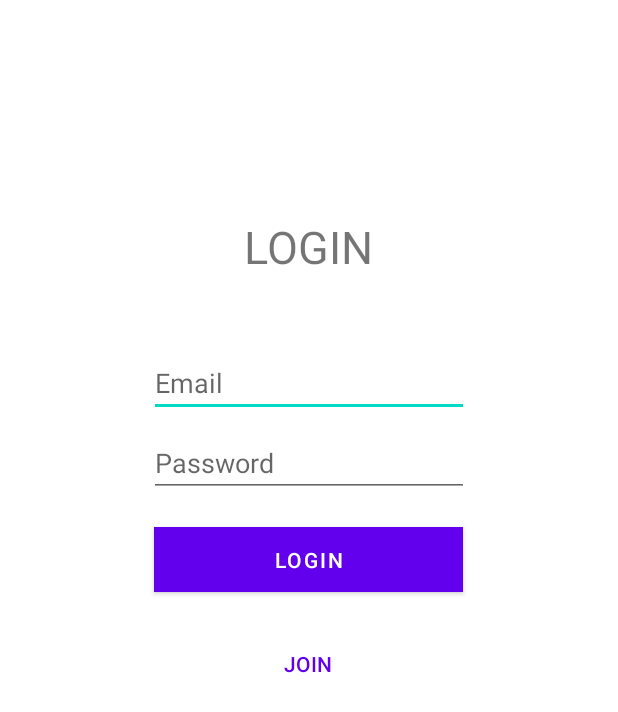
After one commit to ejmdenham/RatRace_1, an Android app: the LoginScreen screen opened directly, with no data from a screen before it, on a phone screen of 412 x 824 dp. The commit adds this screen. Shown: the top 712 px of the screen. Run offline under Robolectric (Android 15) with nearby library versions, the phone set to English and light mode, and no system bars; libraries missing offline, so code that uses them is left out: com.amplifyframework.auth, com.amplifyframework.core; Roboto replaces fonts that are not available here.

Commit message:
Implemented prototype login, signup

```diff
--- a/pRatRace/app/build.gradle
+++ b/pRatRace/app/build.gradle
@@ -44,6 +44,7 @@ dependencies {
     implementation 'androidx.lifecycle:lifecycle-viewmodel-ktx:2.4.0'
     implementation 'androidx.navigation:navigation-fragment:2.3.5'
     implementation 'androidx.navigation:navigation-ui:2.3.5'
+    implementation 'androidx.annotation:annotation:1.3.0'
     testImplementation 'junit:junit:4.13.2'
     androidTestImplementation 'androidx.test.ext:junit:1.1.3'
     androidTestImplementation 'androidx.test.espresso:espresso-core:3.4.0'
--- /dev/null
+++ b/pRatRace/app/src/main/java/Rat/Racer/LoginScreen.java
@@ -0,0 +1,52 @@
+package Rat.Racer;
+
+import androidx.appcompat.app.AppCompatActivity;
+
+import android.content.Intent;
+import android.os.Bundle;
+import android.view.View;
+import android.widget.EditText;
+import android.widget.Toast;
+
+import com.amplifyframework.auth.AuthException;
+import com.amplifyframework.auth.result.AuthSignInResult;
+import com.amplifyframework.core.Amplify;
+
+public class LoginScreen extends AppCompatActivity {
+
+    @Override
+    protected void onCreate(Bundle savedInstanceState) {
+        super.onCreate(savedInstanceState);
+        setContentView(R.layout.activity_login_screen);
+    }
+
+    public void onPressLogin(View view) {
+        EditText txtEmail = findViewById(R.id.txtEmail);
+        EditText txtPassword = findViewById(R.id.txtPassword);
+
+        Amplify.Auth.signIn(
+                txtEmail.getText().toString(),
+                txtPassword.getText().toString(),
+                this::onLoginSucces,
+                this::onLoginError
+        );
+    }
+
+    private void onLoginError(AuthException e) {
+        this.runOnUiThread(() -> {
+            Toast.makeText(getApplicationContext(),e.getMessage(), Toast.LENGTH_LONG)
+                .show();
+        });
+    }
+
+    private void onLoginSucces(AuthSignInResult authSignInResult) {
+        Intent intent = new Intent(this, MainActivity.class);
+        startActivity(intent);
+        finish();
+    }
+
+    public void onJoinPressed(View view) {
+        Intent intent = new Intent(this, Join.class);
+        startActivity(intent);
+    }
+}
--- /dev/null
+++ b/pRatRace/app/src/main/res/layout/activity_login_screen.xml
@@ -0,0 +1,77 @@
+<?xml version="1.0" encoding="utf-8"?>
+<androidx.constraintlayout.widget.ConstraintLayout xmlns:android="http://schemas.android.com/apk/res/android"
+    xmlns:app="http://schemas.android.com/apk/res-auto"
+    xmlns:tools="http://schemas.android.com/tools"
+    android:layout_width="match_parent"
+    android:layout_height="match_parent"
+    tools:context=".LoginScreen">
+
+    <EditText
+        android:id="@+id/txtEmail"
+        android:layout_width="wrap_content"
+        android:layout_height="wrap_content"
+        android:layout_marginTop="48dp"
+        android:ems="10"
+        android:hint="@string/email"
+        android:inputType="textEmailAddress"
+        app:layout_constraintEnd_toEndOf="parent"
+        app:layout_constraintStart_toStartOf="parent"
+        app:layout_constraintTop_toBottomOf="@+id/textView" />
+
+    <EditText
+        android:id="@+id/txtPassword"
+        android:layout_width="wrap_content"
+        android:layout_height="wrap_content"
+        android:layout_marginTop="8dp"
+        android:ems="10"
+        android:hint="@string/password"
+        android:inputType="textPassword"
+        app:layout_constraintEnd_toEndOf="parent"
+        app:layout_constraintStart_toStartOf="parent"
+        app:layout_constraintTop_toBottomOf="@+id/txtEmail" />
+
+
+    <TextView
+        android:id="@+id/textView"
+        android:layout_width="wrap_content"
+        android:layout_height="wrap_content"
+        android:layout_marginTop="144dp"
+        android:text="@string/login"
+        android:textSize="30sp"
+        app:layout_constraintEnd_toEndOf="parent"
+        app:layout_constraintHorizontal_bias="0.498"
+        app:layout_constraintStart_toStartOf="parent"
+        app:layout_constraintTop_toTopOf="parent" />
+
+    <Button
+        android:id="@+id/button2"
+        android:layout_width="206dp"
+        android:layout_height="43dp"
+        android:layout_marginTop="20dp"
+        android:background="@color/purple_500"
+        android:onClick="onPressLogin"
+        android:text="@string/login"
+        android:textColor="#FFFFFF"
+        app:layout_constraintEnd_toEndOf="parent"
+        app:layout_constraintHorizontal_bias="0.498"
+        app:layout_constraintStart_toStartOf="parent"
+        app:layout_constraintTop_toBottomOf="@+id/txtPassword" />
+
+    <Button
+        android:id="@+id/button3"
+        style="?android:attr/borderlessButtonStyle"
+        android:layout_width="wrap_content"
+        android:layout_height="wrap_content"
+        android:layout_marginTop="24dp"
+        android:backgroundTint="@color/white"
+        android:onClick="onJoinPressed"
+        android:text="@string/join"
+        android:textColor="@color/purple_500"
+        app:layout_constraintBottom_toBottomOf="parent"
+        app:layout_constraintEnd_toEndOf="parent"
+        app:layout_constraintHorizontal_bias="0.498"
+        app:layout_constraintStart_toStartOf="parent"
+        app:layout_constraintTop_toBottomOf="@+id/button2"
+        app:layout_constraintVertical_bias="0.0" />
+
+</androidx.constraintlayout.widget.ConstraintLayout>
--- a/pRatRace/app/src/main/res/values-land/dimens.xml
+++ b/pRatRace/app/src/main/res/values-land/dimens.xml
@@ -1,3 +1,4 @@
 <resources>
     <dimen name="fab_margin">48dp</dimen>
+    <dimen name="activity_horizontal_margin">48dp</dimen>
 </resources>
--- a/pRatRace/app/src/main/res/values-w1240dp/dimens.xml
+++ b/pRatRace/app/src/main/res/values-w1240dp/dimens.xml
@@ -1,3 +1,4 @@
 <resources>
     <dimen name="fab_margin">200dp</dimen>
+    <dimen name="activity_horizontal_margin">200dp</dimen>
 </resources>
--- a/pRatRace/app/src/main/res/values-w600dp/dimens.xml
+++ b/pRatRace/app/src/main/res/values-w600dp/dimens.xml
@@ -1,3 +1,4 @@
 <resources>
     <dimen name="fab_margin">48dp</dimen>
+    <dimen name="activity_horizontal_margin">48dp</dimen>
 </resources>
```
Also changed, not shown: pRatRace/app/src/main/AndroidManifest.xml (+13 -1 lines), pRatRace/app/src/main/java/Rat/Racer/AmplifyApp.java (added, +32 -0 lines), pRatRace/app/src/main/java/Rat/Racer/EmailConfirmation.java (added, +105 -0 lines), pRatRace/app/src/main/java/Rat/Racer/Join.java (added, +66 -0 lines), pRatRace/app/src/main/java/Rat/Racer/MainActivity.java (+13 -0 lines), pRatRace/app/src/main/res/layout/activity_email_confirmation.xml (added, +49 -0 lines), pRatRace/app/src/main/res/layout/activity_join.xml (added, +75 -0 lines), pRatRace/app/src/main/res/values/strings.xml (+19 -0 lines).
